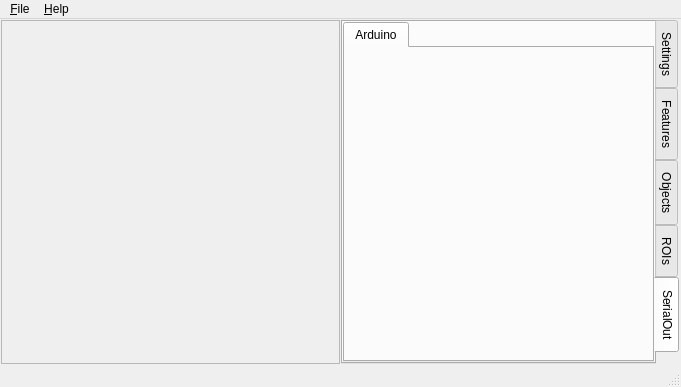
wonkoderverstaendige/Spotter, file ui/mainUi.ui: the form before one commit.
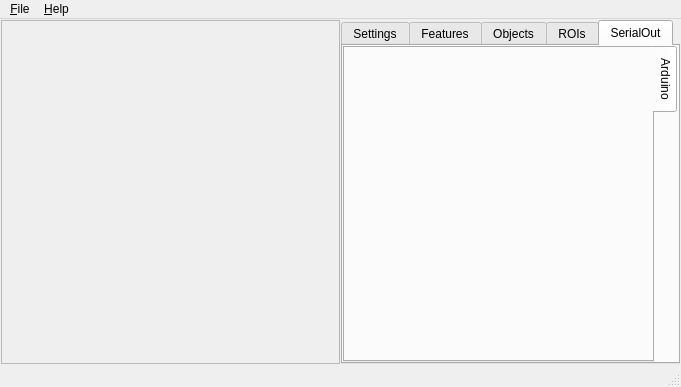
The form after the commit. Icons and pictures are not drawn.

Diff of the .ui file:
```diff
--- a/ui/mainUi.ui
+++ b/ui/mainUi.ui
@@ -81,7 +81,7 @@
          </size>
         </property>
         <property name="tabPosition">
-         <enum>QTabWidget::East</enum>
+         <enum>QTabWidget::North</enum>
         </property>
         <property name="currentIndex">
          <number>4</number>
@@ -276,6 +276,9 @@
           </property>
           <item>
            <widget class="QTabWidget" name="tab_serial_2">
+            <property name="tabPosition">
+             <enum>QTabWidget::East</enum>
+            </property>
             <widget class="QWidget" name="tab_serial_arduino">
              <attribute name="title">
               <string>Arduino</string>
```
